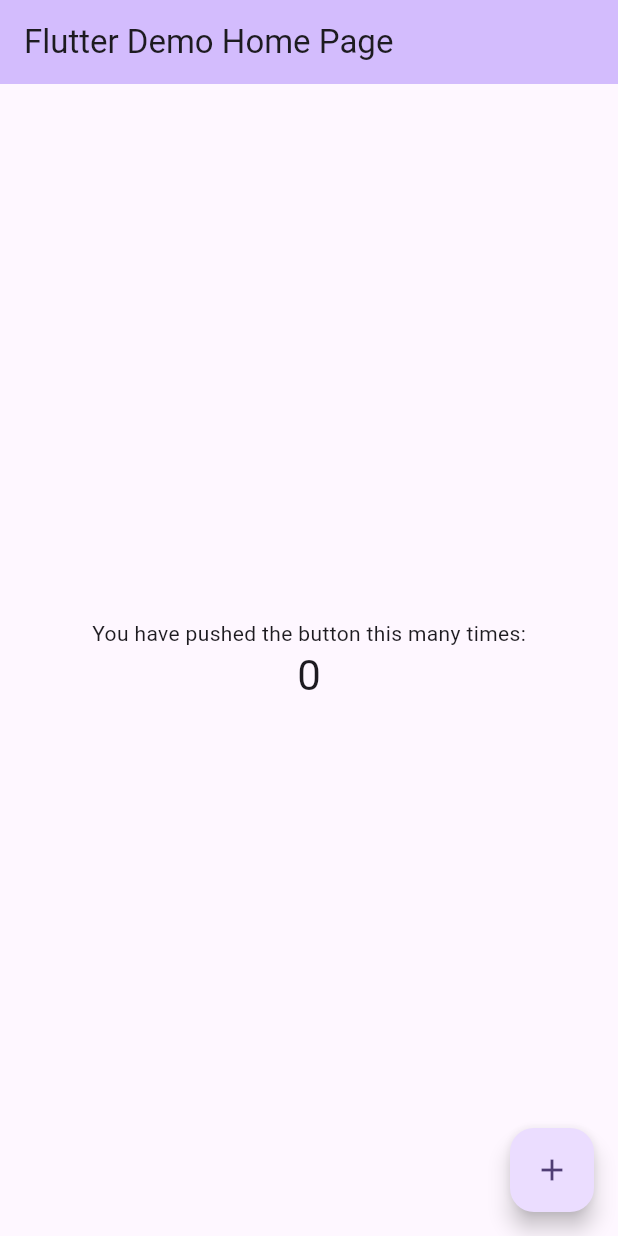
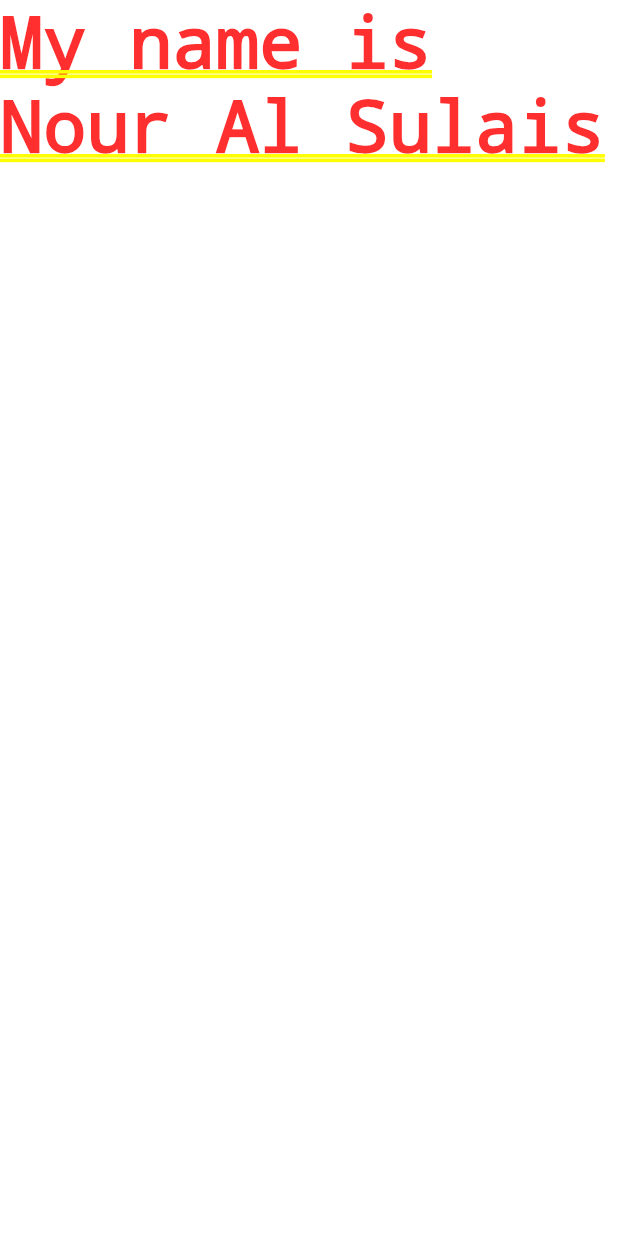
Before and after one commit to Nour-AlSulais/swe463_demo1_202271740, a Flutter app: the screen it shows after launch, on a phone screen of 412 x 824 dp. Run offline on Flutter 3.47's test engine with Material 3 defaults, Android fonts, the phone set to English and light mode, and no system bars.

Commit message:
CHECKPOINT1

```diff
--- a/lib/main.dart
+++ b/lib/main.dart
@@ -1,122 +1,32 @@
+// ==================== CHECKPOINT 1 - COMMENTED ====================
+
 import 'package:flutter/material.dart';
 
 void main() {
-  runApp(const MyApp());
+  runApp(
+    const MaterialApp(
+      home: Text('My name is Nour Al Sulais')
+      )
+    );
 }
 
-class MyApp extends StatelessWidget {
-  const MyApp({super.key});
+// ==================== CHECKPOINT 2 - COMMENTED ====================
+// import 'package:flutter/material.dart';
 
-  // This widget is the root of your application.
-  @override
-  Widget build(BuildContext context) {
-    return MaterialApp(
-      title: 'Flutter Demo',
-      theme: ThemeData(
-        // This is the theme of your application.
-        //
-        // TRY THIS: Try running your application with "flutter run". You'll see
-        // the application has a purple toolbar. Then, without quitting the app,
-        // try changing the seedColor in the colorScheme below to Colors.green
-        // and then invoke "hot reload" (save your changes or press the "hot
-        // reload" button in a Flutter-supported IDE, or press "r" if you used
-        // the command line to start the app).
-        //
-        // Notice that the counter didn't reset back to zero; the application
-        // state is not lost during the reload. To reset the state, use hot
-        // restart instead.
-        //
-        // This works for code too, not just values: Most code changes can be
-        // tested with just a hot reload.
-        colorScheme: .fromSeed(seedColor: Colors.deepPurple),
-      ),
-      home: const MyHomePage(title: 'Flutter Demo Home Page'),
-    );
-  }
-}
+// void main() {
+//   runApp(
+//     const MaterialApp(
+//       debugShowCheckedModeBanner: false,
+//       home: Scaffold(
+//         body: Center(
+//           child: Text(
+//             'Welcome to SWE 463',
+//             style: TextStyle(fontSize: 24),
+//           ),
+//         ),
+//       ),
+//     ),
+//   );
+// }
 
-class MyHomePage extends StatefulWidget {
-  const MyHomePage({super.key, required this.title});
-
-  // This widget is the home page of your application. It is stateful, meaning
-  // that it has a State object (defined below) that contains fields that affect
-  // how it looks.
-
-  // This class is the configuration for the state. It holds the values (in this
-  // case the title) provided by the parent (in this case the App widget) and
-  // used by the build method of the State. Fields in a Widget subclass are
-  // always marked "final".
-
-  final String title;
-
-  @override
-  State<MyHomePage> createState() => _MyHomePageState();
-}
-
-class _MyHomePageState extends State<MyHomePage> {
-  int _counter = 0;
-
-  void _incrementCounter() {
-    setState(() {
-      // This call to setState tells the Flutter framework that something has
-      // changed in this State, which causes it to rerun the build method below
-      // so that the display can reflect the updated values. If we changed
-      // _counter without calling setState(), then the build method would not be
-      // called again, and so nothing would appear to happen.
-      _counter++;
-    });
-  }
-
-  @override
-  Widget build(BuildContext context) {
-    // This method is rerun every time setState is called, for instance as done
-    // by the _incrementCounter method above.
-    //
-    // The Flutter framework has been optimized to make rerunning build methods
-    // fast, so that you can just rebuild anything that needs updating rather
-    // than having to individually change instances of widgets.
-    return Scaffold(
-      appBar: AppBar(
-        // TRY THIS: Try changing the color here to a specific color (to
-        // Colors.amber, perhaps?) and trigger a hot reload to see the AppBar
-        // change color while the other colors stay the same.
-        backgroundColor: Theme.of(context).colorScheme.inversePrimary,
-        // Here we take the value from the MyHomePage object that was created by
-        // the App.build method, and use it to set our appbar title.
-        title: Text(widget.title),
-      ),
-      body: Center(
-        // Center is a layout widget. It takes a single child and positions it
-        // in the middle of the parent.
-        child: Column(
-          // Column is also a layout widget. It takes a list of children and
-          // arranges them vertically. By default, it sizes itself to fit its
-          // children horizontally, and tries to be as tall as its parent.
-          //
-          // Column has various properties to control how it sizes itself and
-          // how it positions its children. Here we use mainAxisAlignment to
-          // center the children vertically; the main axis here is the vertical
-          // axis because Columns are vertical (the cross axis would be
-          // horizontal).
-          //
-          // TRY THIS: Invoke "debug painting" (choose the "Toggle Debug Paint"
-          // action in the IDE, or press "p" in the console), to see the
-          // wireframe for each widget.
-          mainAxisAlignment: .center,
-          children: [
-            const Text('You have pushed the button this many times:'),
-            Text(
-              '$_counter',
-              style: Theme.of(context).textTheme.headlineMedium,
-            ),
-          ],
-        ),
-      ),
-      floatingActionButton: FloatingActionButton(
-        onPressed: _incrementCounter,
-        tooltip: 'Increment',
-        child: const Icon(Icons.add),
-      ),
-    );
-  }
-}
+// ==================== CHECKPOINT 3 - COMMENTED ====================
```
